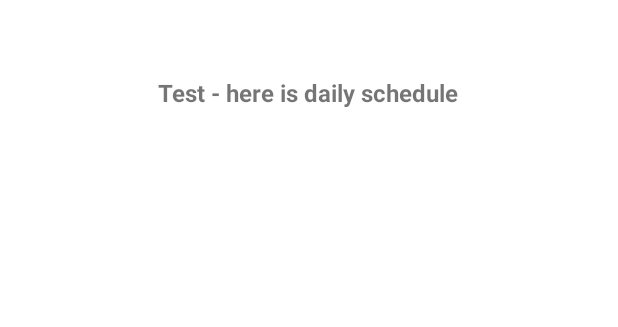
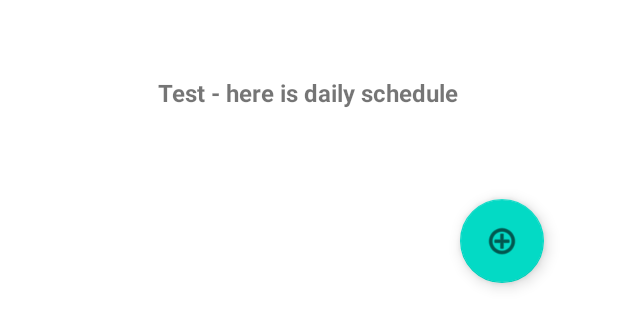
Before and after one commit to mkanaan-source/SanoTimer-ROOM-V1.0, an Android app: the layout daily_schedule_bottom_sheet.xml on its own in the app's theme, with its tools: preview values and no code run, on a phone screen of 412 x 824 dp. Shown: the top 327 px of the screen. Run offline under Robolectric (Android 15) with nearby library versions, the phone set to English and light mode, and no system bars.

```diff
--- a/app/src/main/res/layout/daily_schedule_bottom_sheet.xml
+++ b/app/src/main/res/layout/daily_schedule_bottom_sheet.xml
@@ -15,7 +15,7 @@
         android:id="@+id/bottom_sheet_textview"
         android:layout_width="wrap_content"
         android:layout_height="wrap_content"
-        android:text="Test - here is daily schedule"
+        android:text="@string/test_text"
         android:textSize="16sp"
         android:textStyle="bold"
         app:layout_constraintBottom_toBottomOf="parent"
@@ -24,4 +24,21 @@
         app:layout_constraintStart_toStartOf="parent"
         app:layout_constraintTop_toTopOf="parent"
         app:layout_constraintVertical_bias="0.063" />
+
+    <com.google.android.material.floatingactionbutton.FloatingActionButton
+        android:id="@+id/add_schedule_item_fab"
+        android:layout_width="wrap_content"
+        android:layout_height="wrap_content"
+        android:layout_marginTop="60dp"
+        android:clickable="true"
+        android:contentDescription="@string/floatingActionButtonDescription"
+        app:layout_constraintBottom_toBottomOf="parent"
+        app:layout_constraintEnd_toEndOf="parent"
+        app:layout_constraintHorizontal_bias="0.861"
+        app:layout_constraintStart_toStartOf="parent"
+        app:layout_constraintTop_toBottomOf="@+id/bottom_sheet_textview"
+        app:layout_constraintVertical_bias="0.0"
+        app:srcCompat="@android:drawable/ic_menu_add"
+        tools:ignore="RedundantDescriptionCheck" />
+
 </androidx.constraintlayout.widget.ConstraintLayout>
--- a/app/src/main/res/values/strings.xml
+++ b/app/src/main/res/values/strings.xml
@@ -8,4 +8,6 @@
     <string name="daySaturday">SAT</string>
     <string name="daySunday">SUN</string>
     <string name="weekly_sch_view_title">Weekly Schedule</string>
+    <string name="floatingActionButtonDescription">floating action button to add a new daily schedule item</string>
+    <string name="test_text">Test - here is daily schedule</string>
 </resources>
```
Also changed, not shown: app/src/main/java/com/learningjavaandroid/sanotimer_v10/DailyScheduleBottomSheetFragment.java (+26 -0 lines), app/src/main/java/com/learningjavaandroid/sanotimer_v10/SanoTimerTimePickerDialogFragment.java (added, +35 -0 lines).
